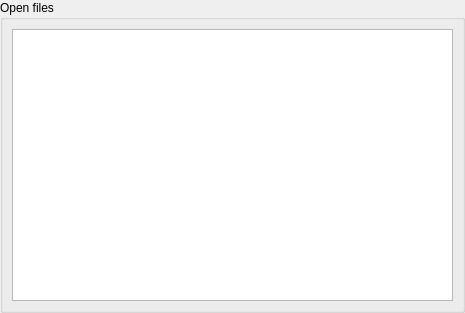
First picture: the form in forms/popup_open_files.ui, repository pyQode/pyqode.core, before the edit.
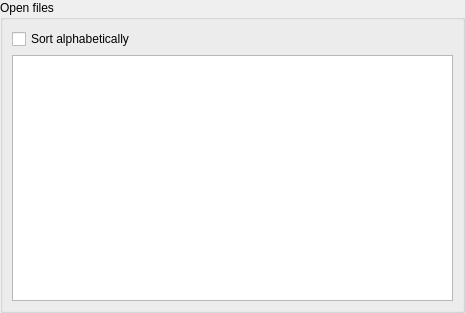
Second picture: the form after the edit.

Commit message:
Add ability to enable/disable sorting (alphabetically on the file name)
See pyQode/pyQode#36

```diff
--- a/forms/popup_open_files.ui
+++ b/forms/popup_open_files.ui
@@ -35,8 +35,19 @@
       <string>Open files</string>
      </property>
      <layout class="QGridLayout" name="gridLayout_2">
+      <item row="1" column="0">
+       <widget class="QListWidget" name="listWidget">
+        <property name="isWrapping" stdset="0">
+         <bool>true</bool>
+        </property>
+       </widget>
+      </item>
       <item row="0" column="0">
-       <widget class="QListWidget" name="listWidget"/>
+       <widget class="QCheckBox" name="checkBox">
+        <property name="text">
+         <string>Sort alphabetically</string>
+        </property>
+       </widget>
       </item>
      </layout>
     </widget>
```
The commit also changes 3 other files.
